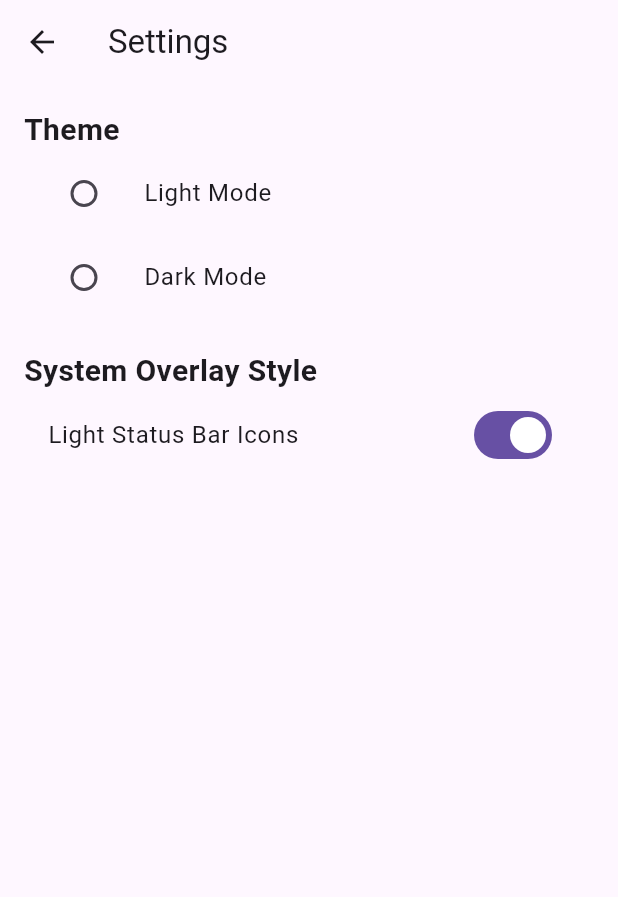
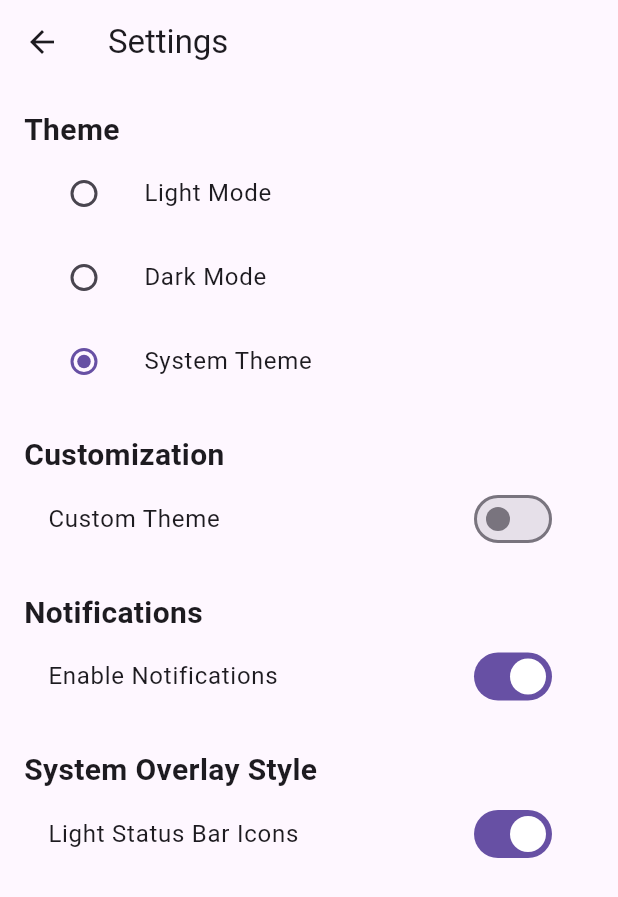
Before and after one commit to Syipmong/todo_app, a Flutter app: the SettingsScreen screen opened directly, on a phone screen of 412 x 824 dp. Shown: the top 897 px of the screen. Run offline on Flutter 3.47's test engine with Material 3 defaults, Android fonts, the phone set to English and light mode, and no system bars; our stand-ins replace font_awesome_flutter.

Commit message:
enhanced ui

```diff
--- a/lib/screens/setting.dart
+++ b/lib/screens/setting.dart
@@ -6,36 +6,20 @@ class SettingsScreen extends StatefulWidget {
   @override
   State<SettingsScreen> createState() => _SettingsScreenState();
 }
+class _SettingsScreenState extends State<SettingsScreen> {
+  ThemeMode _themeMode = ThemeMode.system;
+  Brightness _statusBarBrightness = Brightness.light;
+  bool _notificationsEnabled = true;
+  bool _useCustomTheme = false;
 
-class _SettingsScreenState extends State<SettingsScreen> {
   @override
   Widget build(BuildContext context) {
     return Scaffold(
       appBar: AppBar(
         title: const Text('Settings'),
       ),
-      body: const SettingsContent(),
-    );
-  }
-}
-
-class SettingsContent extends StatefulWidget {
-  const SettingsContent({super.key});
-
-  @override
-  SettingsContentState createState() => SettingsContentState();
-}
-
-class SettingsContentState extends State<SettingsContent> {
-  ThemeMode _themeMode = ThemeMode.system;
-  Brightness _statusBarBrightness = Brightness.light;
-
-  @override
-  Widget build(BuildContext context) {
-    return Padding(
-      padding: const EdgeInsets.all(16.0),
-      child: Column(
-        crossAxisAlignment: CrossAxisAlignment.start,
+      body: ListView(
+        padding: const EdgeInsets.all(16.0),
         children: [
           const Text(
             'Theme',
@@ -65,6 +49,47 @@ class SettingsContentState extends State<SettingsContent> {
               },
             ),
           ),
+          ListTile(
+            title: const Text('System Theme'),
+            leading: Radio(
+              value: ThemeMode.system,
+              groupValue: _themeMode,
+              onChanged: (value) {
+                setState(() {
+                  _themeMode = value as ThemeMode;
+                });
+              },
+            ),
+          ),
+          const SizedBox(height: 20),
+          const Text(
+            'Customization',
+            style: TextStyle(fontSize: 20, fontWeight: FontWeight.bold),
+          ),
+          SwitchListTile(
+            title: const Text('Custom Theme'),
+            value: _useCustomTheme,
+            onChanged: (value) {
+              setState(() {
+                _useCustomTheme = value;
+              });
+            },
+          ),
+
+          const SizedBox(height: 20),
+          const Text(
+            'Notifications',
+            style: TextStyle(fontSize: 20, fontWeight: FontWeight.bold),
+          ),
+          SwitchListTile(
+            title: const Text('Enable Notifications'),
+            value: _notificationsEnabled,
+            onChanged: (value) {
+              setState(() {
+                _notificationsEnabled = value;
+              });
+            },
+          ),
           const SizedBox(height: 20),
           const Text(
             'System Overlay Style',
--- a/pubspec.yaml
+++ b/pubspec.yaml
@@ -40,6 +40,7 @@ dependencies:
   flutter_launcher_icons: ^0.13.1
   flutter_native_splash: ^2.3.10
   flutter_lints: ^3.0.1
+  flutter_colorpicker: ^1.0.3
 
 dev_dependencies:
   flutter_test:
```
Also changed, not shown: pubspec.lock.
